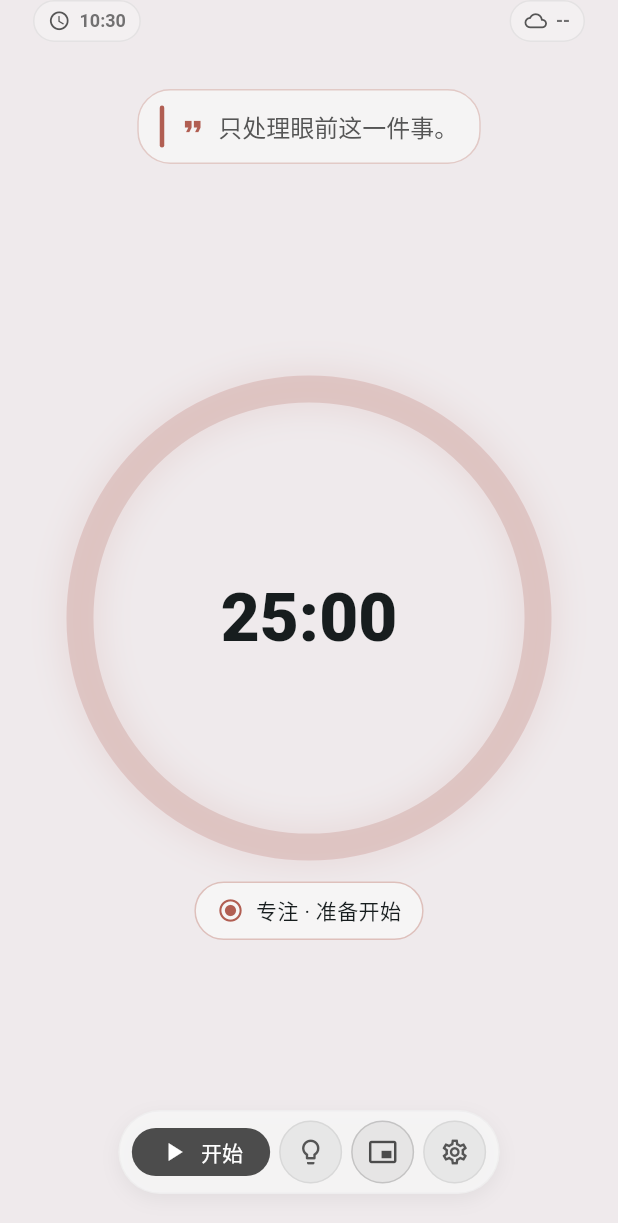
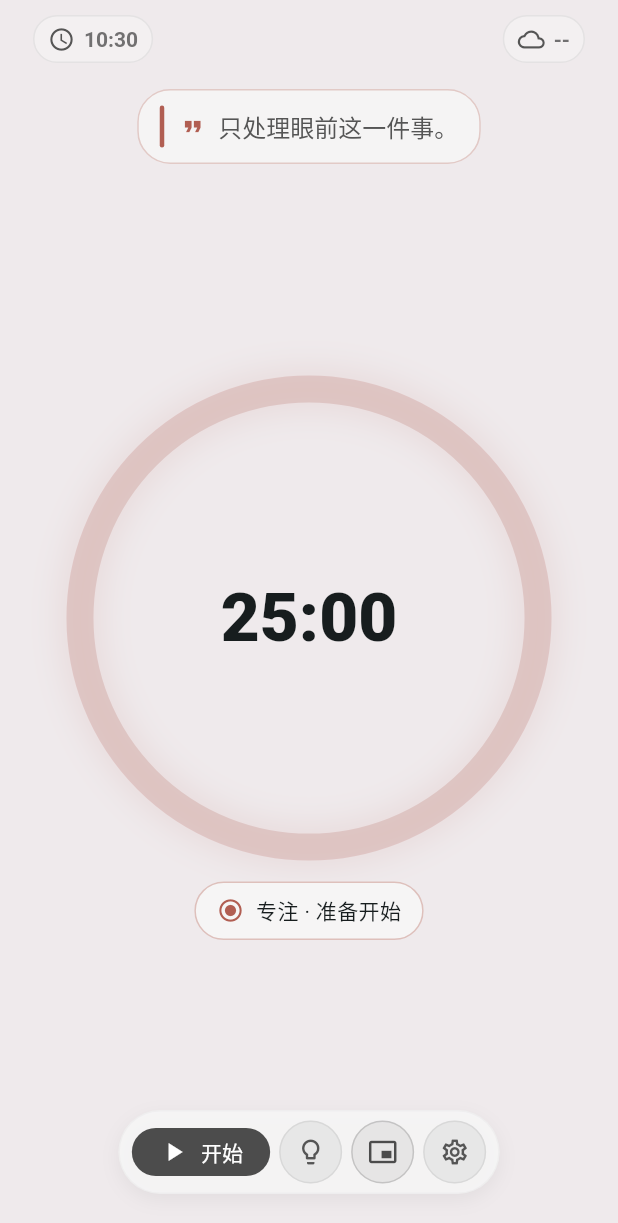
Before and after one commit to WuCaiCaiCai/Gan_clock, a Flutter app: the screen it shows after launch, after a tap on "开始", on a phone screen of 412 x 824 dp. Shown: the top 1223 px of the screen. Run offline on Flutter 3.47's test engine with Material 3 defaults, Android fonts, the light colour scheme and no system bars; network calls fail.

Commit message:
fix: time chip sizing, top margin, weather IP fallback
- ambientTop: 0→10px, gives breathing room below status bar edge
- Time chip: icon 15→18px, font labelMedium→titleSmall for better readability
- _AmbientChip: add iconSize parameter
- Weather geo-IP: add ip-api.com as fallback when ipapi.co fails
  (ip-api.com free tier supports 45 req/min, more reliable globally)

```diff
--- a/lib/pages/timer_page.dart
+++ b/lib/pages/timer_page.dart
@@ -56,8 +56,8 @@ class TimerPage extends StatelessWidget {
       builder: (context, constraints) {
         final controlsBottom = 28.0 + MediaQuery.paddingOf(context).bottom;
         final bottomReserve = controlsBottom + 104;
-        // ponytail: status bar hidden via immersive mode, place info at top edge
-        final ambientTop = 0.0;
+        // ponytail: small top margin so chip doesn't touch screen edge
+        final ambientTop = 10.0;
         final quoteTop = (constraints.maxHeight * 0.072).clamp(42.0, 76.0);
         final maxRingDimension =
             math.min(
@@ -220,7 +220,7 @@ class _AmbientInfoLineState extends State<_AmbientInfoLine> {
   Widget build(BuildContext context) {
     final theme = Theme.of(context);
     final scheme = theme.colorScheme;
-    final labelStyle = theme.textTheme.labelMedium?.copyWith(
+    final labelStyle = theme.textTheme.titleSmall?.copyWith(
       color: scheme.onSurfaceVariant.withAlpha(210),
       fontWeight: FontWeight.w600,
       letterSpacing: 0,
@@ -230,6 +230,7 @@ class _AmbientInfoLineState extends State<_AmbientInfoLine> {
         _AmbientChip(
           icon: Icons.schedule,
           label: _formatTime(_now),
+          iconSize: 18,
           style: labelStyle,
         ),
         const Spacer(),
@@ -240,6 +241,7 @@ class _AmbientInfoLineState extends State<_AmbientInfoLine> {
               child: _AmbientChip(
                 icon: _weatherIcon(_weather?.condition),
                 label: _weather == null ? '--' : '${_weather!.temperatureC}°',
+                iconSize: 18,
                 style: labelStyle,
               ),
             ),
@@ -254,11 +256,13 @@ class _AmbientChip extends StatelessWidget {
     required this.icon,
     required this.label,
     required this.style,
+    this.iconSize = 15,
   });
 
   final IconData icon;
   final String label;
   final TextStyle? style;
+  final double iconSize;
 
   @override
   Widget build(BuildContext context) {
@@ -274,7 +278,7 @@ class _AmbientChip extends StatelessWidget {
         child: Row(
           mainAxisSize: MainAxisSize.min,
           children: [
-            Icon(icon, size: 15, color: scheme.onSurfaceVariant),
+            Icon(icon, size: iconSize, color: scheme.onSurfaceVariant),
             const SizedBox(width: 6),
             Flexible(
               child: Text(
--- a/lib/weather_service.dart
+++ b/lib/weather_service.dart
@@ -47,16 +47,18 @@ class WeatherService {
   }
 
   Future<_WeatherLocation?> _fetchLocation() async {
-    final response = await _getJson(Uri.parse('https://ipapi.co/json/'));
+    // ponytail: two free IP geolocation services for reliability
+    var response = await _getJson(Uri.parse('https://ipapi.co/json/'));
+    response ??= await _getJson(Uri.parse('http://ip-api.com/json/?fields=status,lat,lon,city'));
     if (response == null) {
       return null;
     }
-    final latitude = _doubleOrNull(response['latitude']);
-    final longitude = _doubleOrNull(response['longitude']);
+    final latitude = _doubleOrNull(response['latitude'] ?? response['lat']);
+    final longitude = _doubleOrNull(response['longitude'] ?? response['lon']);
     if (latitude == null || longitude == null) {
       return null;
     }
-    final city = response['city'] as String? ?? '';
+    final city = (response['city'] as String?) ?? '';
     return _WeatherLocation(
       latitude: latitude,
       longitude: longitude,
```
